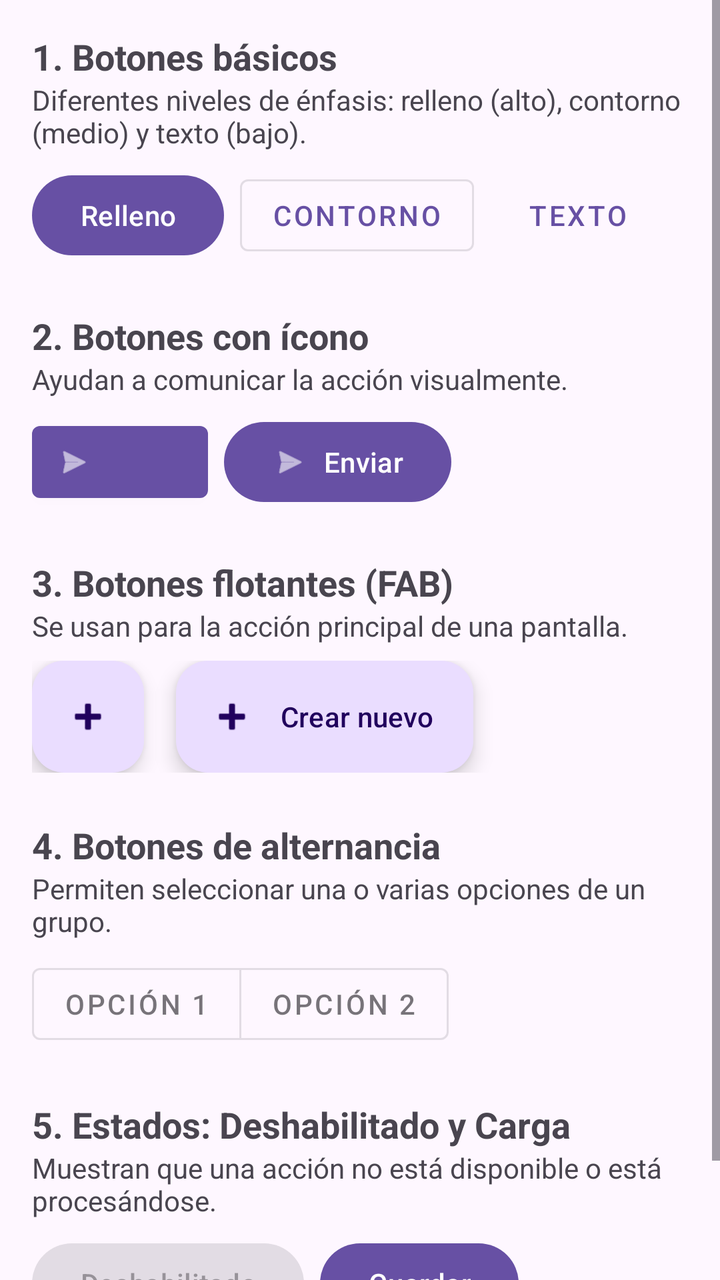
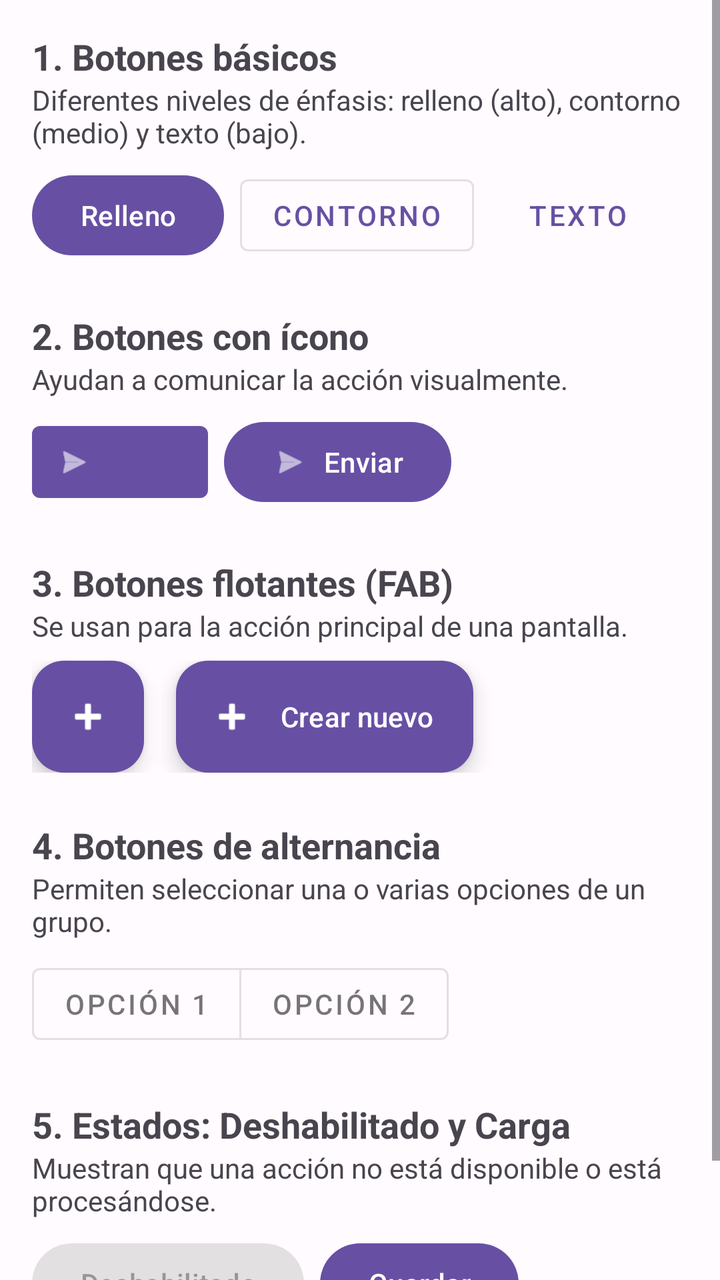

Before-and-after screenshots of an Android layout around one commit, followed by the original layout XML and the change that was made.
<!-- AndroidManifest.xml: application theme Theme.XmlTarea2 -->
<!-- res/layout/fragment_botones.xml -->
<?xml version="1.0" encoding="utf-8"?>
<ScrollView xmlns:android="http://schemas.android.com/apk/res/android"
    xmlns:app="http://schemas.android.com/apk/res-auto"
    android:layout_width="match_parent"
    android:layout_height="match_parent"
    android:fillViewport="true">

    <LinearLayout
        android:layout_width="match_parent"
        android:layout_height="wrap_content"
        android:orientation="vertical"
        android:padding="16dp">

        <TextView
            android:layout_width="match_parent"
            android:layout_height="wrap_content"
            android:text="@string/titulo_botones_basicos"
            android:textSize="18sp"
            android:textStyle="bold" />
        <TextView
            android:layout_width="match_parent"
            android:layout_height="wrap_content"
            android:text="@string/desc_botones_basicos"
            android:layout_marginBottom="8dp" />
        <LinearLayout
            android:layout_width="match_parent"
            android:layout_height="wrap_content"
            android:orientation="horizontal"
            android:gravity="center_vertical"
            android:layout_marginBottom="24dp">
            <com.google.android.material.button.MaterialButton
                android:id="@+id/btnRelleno"
                android:layout_width="wrap_content"
                android:layout_height="wrap_content"
                android:text="@string/btn_relleno"
                android:layout_marginEnd="8dp" />
            <com.google.android.material.button.MaterialButton
                android:id="@+id/btnContorno"
                style="@style/Widget.MaterialComponents.Button.OutlinedButton"
                android:layout_width="wrap_content"
                android:layout_height="wrap_content"
                android:text="@string/btn_contorno"
                android:layout_marginEnd="8dp" />
            <com.google.android.material.button.MaterialButton
                android:id="@+id/btnTexto"
                style="@style/Widget.MaterialComponents.Button.TextButton"
                android:layout_width="wrap_content"
                android:layout_height="wrap_content"
                android:text="@string/btn_texto" />
        </LinearLayout>

        <TextView
            android:layout_width="match_parent"
            android:layout_height="wrap_content"
            android:text="@string/titulo_botones_icono"
            android:textSize="18sp"
            android:textStyle="bold" />
        <TextView
            android:layout_width="match_parent"
            android:layout_height="wrap_content"
            android:text="@string/desc_botones_icono"
            android:layout_marginBottom="8dp" />
        <LinearLayout
            android:layout_width="match_parent"
            android:layout_height="wrap_content"
            android:orientation="horizontal"
            android:layout_marginBottom="24dp">
            <com.google.android.material.button.MaterialButton
                android:id="@+id/btnSoloIcono"
                style="@style/Widget.MaterialComponents.Button.Icon"
                android:layout_width="wrap_content"
                android:layout_height="wrap_content"
                app:icon="@android:drawable/ic_menu_send"
                android:layout_marginEnd="8dp" />
            <com.google.android.material.button.MaterialButton
                android:id="@+id/btnIconoTexto"
                android:layout_width="wrap_content"
                android:layout_height="wrap_content"
                app:icon="@android:drawable/ic_menu_send"
                android:text="@string/btn_icono_texto" />
        </LinearLayout>

        <TextView
            android:layout_width="match_parent"
            android:layout_height="wrap_content"
            android:text="@string/titulo_fab"
            android:textSize="18sp"
            android:textStyle="bold" />
        <TextView
            android:layout_width="match_parent"
            android:layout_height="wrap_content"
            android:text="@string/desc_fab"
            android:layout_marginBottom="8dp" />
        <LinearLayout
            android:layout_width="match_parent"
            android:layout_height="wrap_content"
            android:orientation="horizontal"
            android:gravity="center_vertical"
            android:layout_marginBottom="24dp">
            <com.google.android.material.floatingactionbutton.FloatingActionButton
                android:id="@+id/fabNormal"
                android:layout_width="wrap_content"
                android:layout_height="wrap_content"
                android:src="@android:drawable/ic_input_add"
                android:layout_marginEnd="16dp"
                android:contentDescription="@string/btn_fab_extendido"/>
            <com.google.android.material.floatingactionbutton.ExtendedFloatingActionButton
                android:id="@+id/fabExtendido"
                android:layout_width="wrap_content"
                android:layout_height="wrap_content"
                app:icon="@android:drawable/ic_input_add"
                android:text="@string/btn_fab_extendido" />
        </LinearLayout>

        <TextView
            android:layout_width="match_parent"
            android:layout_height="wrap_content"
            android:text="@string/titulo_toggle"
            android:textSize="18sp"
            android:textStyle="bold" />
        <TextView
            android:layout_width="match_parent"
            android:layout_height="wrap_content"
            android:text="@string/desc_toggle"
            android:layout_marginBottom="8dp" />
        <com.google.android.material.button.MaterialButtonToggleGroup
            android:id="@+id/toggleGroup"
            android:layout_width="wrap_content"
            android:layout_height="wrap_content"
            app:singleSelection="true"
            android:layout_marginBottom="24dp">
            <com.google.android.material.button.MaterialButton
                android:id="@+id/btnToggle1"
                style="@style/Widget.MaterialComponents.Button.OutlinedButton"
                android:layout_width="wrap_content"
                android:layout_height="wrap_content"
                android:text="@string/btn_opcion_1" />
            <com.google.android.material.button.MaterialButton
                android:id="@+id/btnToggle2"
                style="@style/Widget.MaterialComponents.Button.OutlinedButton"
                android:layout_width="wrap_content"
                android:layout_height="wrap_content"
                android:text="@string/btn_opcion_2" />
        </com.google.android.material.button.MaterialButtonToggleGroup>

        <TextView
            android:layout_width="match_parent"
            android:layout_height="wrap_content"
            android:text="@string/titulo_botones_estado"
            android:textSize="18sp"
            android:textStyle="bold" />
        <TextView
            android:layout_width="match_parent"
            android:layout_height="wrap_content"
            android:text="@string/desc_botones_estado"
            android:layout_marginBottom="8dp" />
        <LinearLayout
            android:layout_width="match_parent"
            android:layout_height="wrap_content"
            android:orientation="horizontal"
            android:layout_marginBottom="24dp">
            <com.google.android.material.button.MaterialButton
                android:id="@+id/btnDeshabilitado"
                android:layout_width="wrap_content"
                android:layout_height="wrap_content"
                android:enabled="false"
                android:text="@string/btn_deshabilitado"
                android:layout_marginEnd="8dp" />
            <com.google.android.material.button.MaterialButton
                android:id="@+id/btnCarga"
                android:layout_width="wrap_content"
                android:layout_height="wrap_content"
                android:text="@string/btn_carga" />
        </LinearLayout>

    </LinearLayout>
</ScrollView>
<!-- resources referenced by this layout -->
<resources>
  <string name="btn_carga">Guardar</string>
  <string name="btn_contorno">Contorno</string>
  <string name="btn_deshabilitado">Deshabilitado</string>
  <string name="btn_fab_extendido">Crear nuevo</string>
  <string name="btn_icono_texto">Enviar</string>
  <string name="btn_opcion_1">Opción 1</string>
  <string name="btn_opcion_2">Opción 2</string>
  <string name="btn_relleno">Relleno</string>
  <string name="btn_texto">Texto</string>
  <string name="desc_botones_basicos">Diferentes niveles de énfasis: relleno (alto), contorno (medio) y texto (bajo).</string>
  <string name="desc_botones_estado">Muestran que una acción no está disponible o está procesándose.</string>
  <string name="desc_botones_icono">Ayudan a comunicar la acción visualmente.</string>
  <string name="desc_fab">Se usan para la acción principal de una pantalla.</string>
  <string name="desc_toggle">Permiten seleccionar una o varias opciones de un grupo.</string>
  <string name="titulo_botones_basicos">1. Botones básicos</string>
  <string name="titulo_botones_estado">5. Estados: Deshabilitado y Carga</string>
  <string name="titulo_botones_icono">2. Botones con ícono</string>
  <string name="titulo_fab">3. Botones flotantes (FAB)</string>
  <string name="titulo_toggle">4. Botones de alternancia</string>
  <style name="Theme.XmlTarea2" parent="Base.Theme.XmlTarea2" />
  <style name="Base.Theme.XmlTarea2" parent="Theme.Material3.DayNight.NoActionBar">
          
          
      </style>
</resources>

<!-- the commit's change to res/layout/fragment_botones.xml (unified diff, before → after) -->
@@ -70,6 +70,7 @@
                 style="@style/Widget.MaterialComponents.Button.Icon"
                 android:layout_width="wrap_content"
                 android:layout_height="wrap_content"
+                android:contentDescription="@string/desc_boton_solo_icono"
                 app:icon="@android:drawable/ic_menu_send"
                 android:layout_marginEnd="8dp" />
             <com.google.android.material.button.MaterialButton
<!-- resource entries referenced after the edit -->
@@ -9,6 +9,9 @@
   <string name="btn_opcion_2">Opción 2</string>
   <string name="btn_relleno">Relleno</string>
   <string name="btn_texto">Texto</string>
+  <string name="desc_boton_solo_icono">Botón con ícono de enviar</string>
+  
+      //Para la parte 3 Seleccion:
   <string name="desc_botones_basicos">Diferentes niveles de énfasis: relleno (alto), contorno (medio) y texto (bajo).</string>
   <string name="desc_botones_estado">Muestran que una acción no está disponible o está procesándose.</string>
   <string name="desc_botones_icono">Ayudan a comunicar la acción visualmente.</string>
@@ -19,10 +22,41 @@
   <string name="titulo_botones_icono">2. Botones con ícono</string>
   <string name="titulo_fab">3. Botones flotantes (FAB)</string>
   <string name="titulo_toggle">4. Botones de alternancia</string>
-  <style name="Theme.XmlTarea2" parent="Base.Theme.XmlTarea2" />
-  <style name="Base.Theme.XmlTarea2" parent="Theme.Material3.DayNight.NoActionBar">
-          
-          
+  <style name="Theme.XmlTarea2" parent="Theme.Material3.DayNight.NoActionBar">
+          <item name="colorPrimary">@color/color_primario</item>
+          <item name="colorOnPrimary">@color/color_primario_contraste</item>
+          <item name="colorPrimaryContainer">@color/color_primario</item>
+          <item name="colorOnPrimaryContainer">@color/color_primario_contraste</item>
+  
+          <item name="colorSecondary">@color/color_secundario</item>
+          <item name="colorOnSecondary">@color/color_secundario_contraste</item>
+          <item name="colorSecondaryContainer">@color/color_secundario</item>
+          <item name="colorOnSecondaryContainer">@color/color_secundario_contraste</item>
+  
+          <item name="colorTertiary">@color/color_terciario</item>
+          <item name="colorOnTertiary">@color/color_terciario_contraste</item>
+          <item name="colorTertiaryContainer">@color/color_terciario</item>
+          <item name="colorOnTertiaryContainer">@color/color_terciario_contraste</item>
+  
+          <item name="android:colorBackground">@color/color_fondo</item>
+          <item name="colorSurface">@color/color_superficie</item>
+          <item name="colorSurfaceVariant">@color/color_superficie_variante</item>
+          <item name="colorOnSurface">@color/color_texto_principal</item>
+          <item name="colorOnSurfaceVariant">@color/color_texto_secundario</item>
+  
+          <item name="android:statusBarColor">?attr/colorPrimary</item>
+          <item name="android:windowLightStatusBar" tools:targetApi="m">false</item>
       </style>
+  <color name="color_primario">#6750A4</color>
+  <color name="color_primario_contraste">#FFFFFF</color>
+  <color name="color_secundario">#625B71</color>
+  <color name="color_secundario_contraste">#FFFFFF</color>
+  <color name="color_terciario">#7D5260</color>
+  <color name="color_terciario_contraste">#FFFFFF</color>
+  <color name="color_fondo">#FFFBFE</color>
+  <color name="color_superficie">#FFFBFE</color>
+  <color name="color_superficie_variante">#E7E0EC</color>
+  <color name="color_texto_principal">#1C1B1F</color>
+  <color name="color_texto_secundario">#49454F</color>
 </resources>
 
